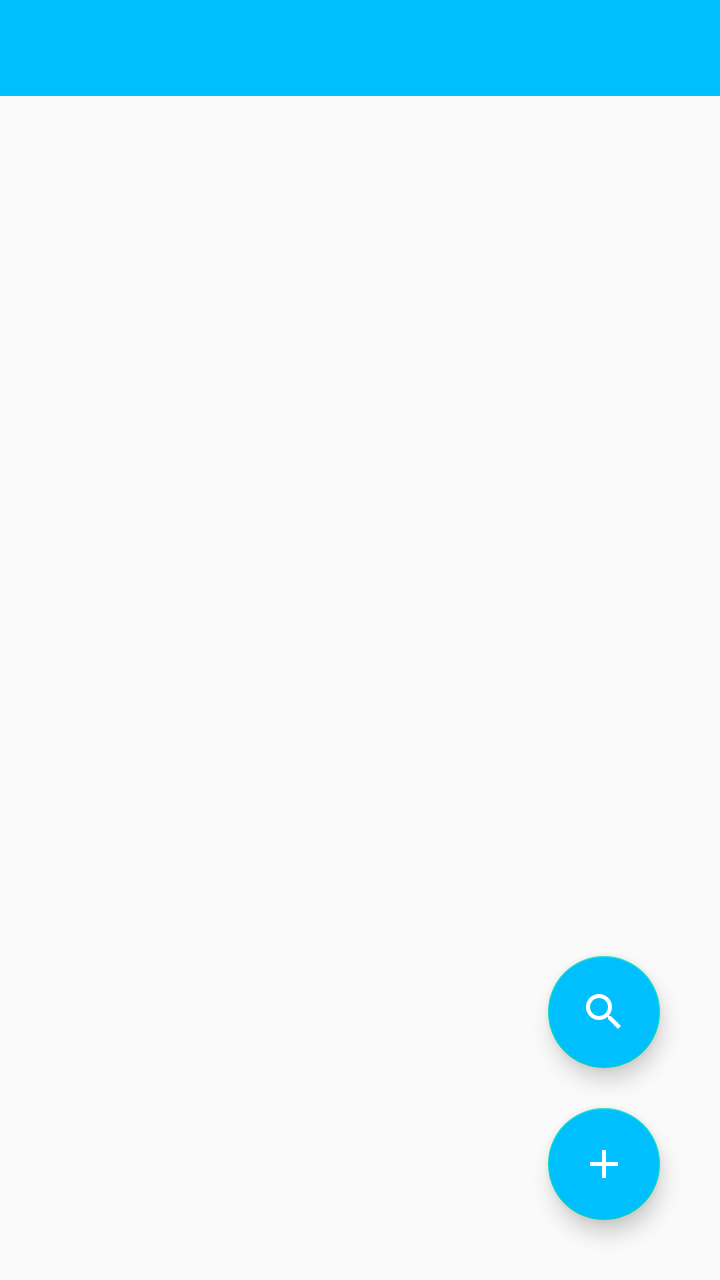
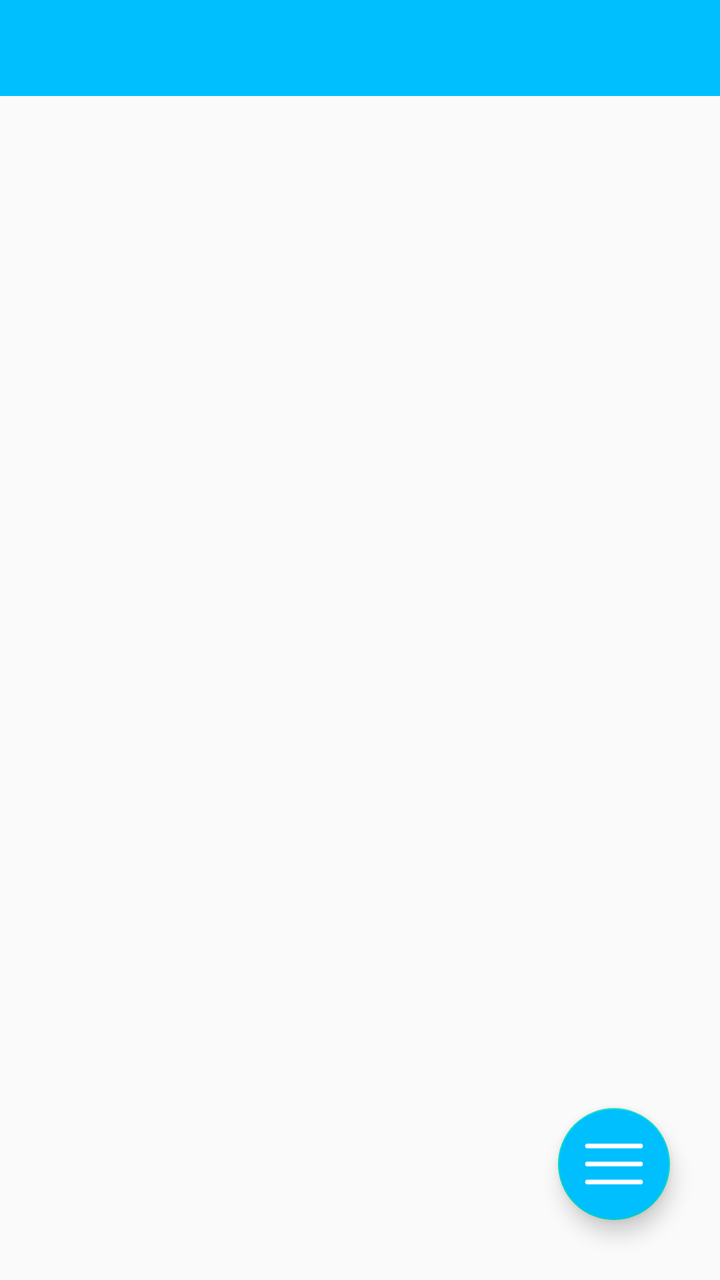

Two renders of the same Android screen: before a commit and after it. Below are the layout's source before the change and the commit's diff.
<!-- AndroidManifest.xml: application theme AppTheme -->
<!-- res/layout/activity_stats.xml -->
<?xml version="1.0" encoding="utf-8"?>
<RelativeLayout xmlns:android="http://schemas.android.com/apk/res/android"
    xmlns:app="http://schemas.android.com/apk/res-auto"
    xmlns:tools="http://schemas.android.com/tools"
    android:layout_width="match_parent"
    android:layout_height="match_parent"
    tools:context=".StatsActivity">

    <com.google.android.material.appbar.AppBarLayout
        android:id="@+id/appBarLayout"
        android:layout_width="match_parent"
        android:layout_height="wrap_content"
        android:backgroundTint="@color/colorPrimaryDark">

        <com.google.android.material.tabs.TabLayout
            android:id="@+id/tabs"
            android:layout_width="match_parent"
            android:layout_height="wrap_content"
            app:tabBackground="@color/colorPrimaryDark"
            app:tabGravity="fill"
            app:tabInlineLabel="true"
            app:tabMode="fixed"
            app:tabMaxWidth="0dp"
            app:tabTextAppearance="@style/CustomTabStyle"
            app:tabTextColor="@android:color/white" />

    </com.google.android.material.appbar.AppBarLayout>

    <androidx.viewpager.widget.ViewPager
        android:id="@+id/viewPager"
        android:layout_width="match_parent"
        android:layout_height="match_parent"
        android:layout_below="@id/appBarLayout" />

    <com.google.android.material.floatingactionbutton.FloatingActionButton
        android:id="@+id/SearchButton"
        android:layout_width="wrap_content"
        android:layout_height="wrap_content"
        android:backgroundTint="@color/colorPrimaryDark"
        android:src="@drawable/ic_search_24"
        android:layout_above="@id/RegisterMatchButton"
        android:layout_alignParentEnd="true"
        android:layout_marginEnd="30dp"
        android:layout_marginBottom="20dp"
        android:clickable="true"
        android:focusable="true" />

    <com.google.android.material.floatingactionbutton.FloatingActionButton
        android:id="@+id/RegisterMatchButton"
        android:layout_width="wrap_content"
        android:layout_height="wrap_content"
        android:backgroundTint="@color/colorPrimaryDark"
        android:src="@drawable/ic_add_24"
        android:layout_alignParentBottom="true"
        android:layout_alignParentEnd="true"
        android:layout_marginEnd="30dp"
        android:layout_marginBottom="30dp"
        android:clickable="true"
        android:focusable="true" />

</RelativeLayout>
<!-- resources referenced by this layout -->
<resources>
  <color name="colorPrimaryDark">#00BFFF</color>
  <!-- drawable ic_add_24 (drawable) -->
  <vector android:height="24dp" android:tint="#FFFFFF"
      android:viewportHeight="24" android:viewportWidth="24"
      android:width="24dp" xmlns:android="http://schemas.android.com/apk/res/android">
      <path android:fillColor="@android:color/white" android:pathData="M19,13h-6v6h-2v-6H5v-2h6V5h2v6h6v2z"/>
  </vector>
  <!-- drawable ic_search_24 (drawable) -->
  <vector android:height="24dp" android:tint="#FFFFFF"
      android:viewportHeight="24" android:viewportWidth="24"
      android:width="24dp" xmlns:android="http://schemas.android.com/apk/res/android">
      <path android:fillColor="@android:color/white" android:pathData="M15.5,14h-0.79l-0.28,-0.27C15.41,12.59 16,11.11 16,9.5 16,5.91 13.09,3 9.5,3S3,5.91 3,9.5 5.91,16 9.5,16c1.61,0 3.09,-0.59 4.23,-1.57l0.27,0.28v0.79l5,4.99L20.49,19l-4.99,-5zM9.5,14C7.01,14 5,11.99 5,9.5S7.01,5 9.5,5 14,7.01 14,9.5 11.99,14 9.5,14z"/>
  </vector>
  <style name="CustomTabStyle" parent="TextAppearance.Design.Tab">
          <item name="android:textSize">10sp</item>
      </style>
  <style name="AppTheme" parent="Theme.AppCompat.Light.NoActionBar">
          
          <item name="colorPrimary">@color/colorPrimary</item>
          <item name="colorPrimaryDark">@color/colorPrimaryDark</item>
          <item name="colorAccent">@color/colorAccent</item>
      </style>
  <color name="colorPrimary">#6200EE</color>
  <color name="colorAccent">#03DAC5</color>
</resources>

<!-- the commit's change to res/layout/activity_stats.xml (unified diff, before → after) -->
@@ -36,6 +36,8 @@
         android:id="@+id/SearchButton"
         android:layout_width="wrap_content"
         android:layout_height="wrap_content"
+        app:fabSize="mini"
+        android:visibility="gone"
         android:backgroundTint="@color/colorPrimaryDark"
         android:src="@drawable/ic_search_24"
         android:layout_above="@id/RegisterMatchButton"
@@ -49,13 +51,45 @@
         android:id="@+id/RegisterMatchButton"
         android:layout_width="wrap_content"
         android:layout_height="wrap_content"
+        app:fabSize="mini"
+        android:visibility="gone"
         android:backgroundTint="@color/colorPrimaryDark"
         android:src="@drawable/ic_add_24"
-        android:layout_alignParentBottom="true"
+        android:layout_above="@id/SettingsButton"
+        android:layout_alignParentEnd="true"
+        android:layout_marginEnd="30dp"
+        android:layout_marginBottom="20dp"
+        android:clickable="true"
+        android:focusable="true" />
+
+    <com.google.android.material.floatingactionbutton.FloatingActionButton
+        android:id="@+id/SettingsButton"
+        android:layout_width="wrap_content"
+        android:layout_height="wrap_content"
+        app:fabSize="mini"
+        android:visibility="gone"
+        android:backgroundTint="@color/colorPrimaryDark"
+        android:src="@drawable/ic_settings_24"
+        android:layout_above="@id/mainMenuButton"
         android:layout_alignParentEnd="true"
         android:layout_marginEnd="30dp"
         android:layout_marginBottom="30dp"
         android:clickable="true"
         android:focusable="true" />
 
+    <com.google.android.material.floatingactionbutton.FloatingActionButton
+        android:id="@+id/mainMenuButton"
+        android:layout_width="wrap_content"
+        android:layout_height="wrap_content"
+        app:fabSize="normal"
+        android:backgroundTint="@color/colorPrimaryDark"
+        android:src="@drawable/ic_menu_24"
+        app:maxImageSize="30dp"
+        android:layout_alignParentBottom="true"
+        android:layout_alignParentEnd="true"
+        android:layout_marginEnd="25dp"
+        android:layout_marginBottom="30dp"
+        android:clickable="true"
+        android:focusable="true" />
+
 </RelativeLayout>
<!-- resource entries referenced after the edit -->
@@ -7,11 +7,23 @@
       android:width="24dp" xmlns:android="http://schemas.android.com/apk/res/android">
       <path android:fillColor="@android:color/white" android:pathData="M19,13h-6v6h-2v-6H5v-2h6V5h2v6h6v2z"/>
   </vector>
+  <!-- drawable ic_menu_24 (drawable) -->
+  <vector android:height="24dp" android:tint="#FFFFFF"
+      android:viewportHeight="50" android:viewportWidth="50"
+      android:width="24dp" xmlns:android="http://schemas.android.com/apk/res/android">
+      <path android:fillColor="@android:color/white" android:pathData="M 3 8 A 2.0002 2.0002 0 1 0 3 12 L 47 12 A 2.0002 2.0002 0 1 0 47 8 L 3 8 z M 3 23 A 2.0002 2.0002 0 1 0 3 27 L 47 27 A 2.0002 2.0002 0 1 0 47 23 L 3 23 z M 3 38 A 2.0002 2.0002 0 1 0 3 42 L 47 42 A 2.0002 2.0002 0 1 0 47 38 L 3 38 z"/>
+  </vector>
   <!-- drawable ic_search_24 (drawable) -->
   <vector android:height="24dp" android:tint="#FFFFFF"
       android:viewportHeight="24" android:viewportWidth="24"
       android:width="24dp" xmlns:android="http://schemas.android.com/apk/res/android">
       <path android:fillColor="@android:color/white" android:pathData="M15.5,14h-0.79l-0.28,-0.27C15.41,12.59 16,11.11 16,9.5 16,5.91 13.09,3 9.5,3S3,5.91 3,9.5 5.91,16 9.5,16c1.61,0 3.09,-0.59 4.23,-1.57l0.27,0.28v0.79l5,4.99L20.49,19l-4.99,-5zM9.5,14C7.01,14 5,11.99 5,9.5S7.01,5 9.5,5 14,7.01 14,9.5 11.99,14 9.5,14z"/>
+  </vector>
+  <!-- drawable ic_settings_24 (drawable) -->
+  <vector android:height="24dp" android:tint="#FFFFFF"
+      android:viewportHeight="24" android:viewportWidth="24"
+      android:width="24dp" xmlns:android="http://schemas.android.com/apk/res/android">
+      <path android:fillColor="@android:color/white" android:pathData="M 10.490234 2 C 10.011234 2 9.6017656 2.3385938 9.5097656 2.8085938 L 9.1757812 4.5234375 C 8.3550224 4.8338012 7.5961042 5.2674041 6.9296875 5.8144531 L 5.2851562 5.2480469 C 4.8321563 5.0920469 4.33375 5.2793594 4.09375 5.6933594 L 2.5859375 8.3066406 C 2.3469375 8.7216406 2.4339219 9.2485 2.7949219 9.5625 L 4.1132812 10.708984 C 4.0447181 11.130337 4 11.559284 4 12 C 4 12.440716 4.0447181 12.869663 4.1132812 13.291016 L 2.7949219 14.4375 C 2.4339219 14.7515 2.3469375 15.278359 2.5859375 15.693359 L 4.09375 18.306641 C 4.33275 18.721641 4.8321562 18.908906 5.2851562 18.753906 L 6.9296875 18.1875 C 7.5958842 18.734206 8.3553934 19.166339 9.1757812 19.476562 L 9.5097656 21.191406 C 9.6017656 21.661406 10.011234 22 10.490234 22 L 13.509766 22 C 13.988766 22 14.398234 21.661406 14.490234 21.191406 L 14.824219 19.476562 C 15.644978 19.166199 16.403896 18.732596 17.070312 18.185547 L 18.714844 18.751953 C 19.167844 18.907953 19.66625 18.721641 19.90625 18.306641 L 21.414062 15.691406 C 21.653063 15.276406 21.566078 14.7515 21.205078 14.4375 L 19.886719 13.291016 C 19.955282 12.869663 20 12.440716 20 12 C 20 11.559284 19.955282 11.130337 19.886719 10.708984 L 21.205078 9.5625 C 21.566078 9.2485 21.653063 8.7216406 21.414062 8.3066406 L 19.90625 5.6933594 C 19.66725 5.2783594 19.167844 5.0910937 18.714844 5.2460938 L 17.070312 5.8125 C 16.404116 5.2657937 15.644607 4.8336609 14.824219 4.5234375 L 14.490234 2.8085938 C 14.398234 2.3385937 13.988766 2 13.509766 2 L 10.490234 2 z M 12 8 C 14.209 8 16 9.791 16 12 C 16 14.209 14.209 16 12 16 C 9.791 16 8 14.209 8 12 C 8 9.791 9.791 8 12 8 z"/>
   </vector>
   <style name="CustomTabStyle" parent="TextAppearance.Design.Tab">
           <item name="android:textSize">10sp</item>
